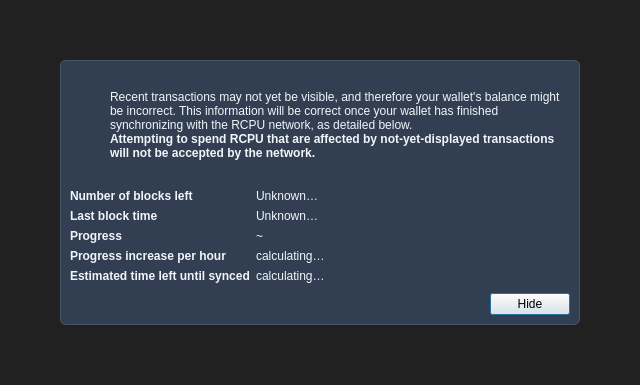
Before: the Qt Designer form src/qt/forms/modaloverlay.ui in btcrcpu-max/rcpu, drawn with Qt 5.
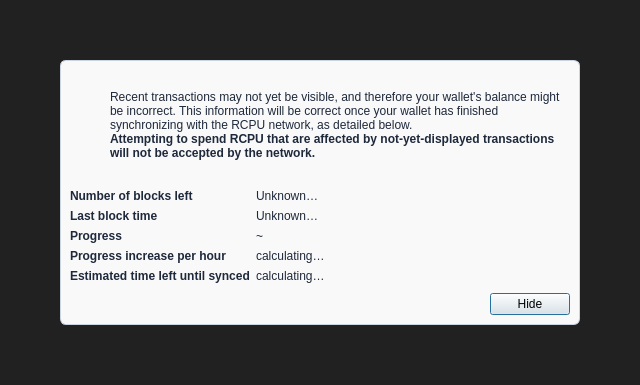
After: the same form once the commit is applied. Icons and pictures are not drawn.

Diff of the .ui file:
```diff
--- a/src/qt/forms/modaloverlay.ui
+++ b/src/qt/forms/modaloverlay.ui
@@ -50,9 +50,9 @@
       <item>
        <widget class="QWidget" name="contentWidget" native="true">
         <property name="styleSheet">
-<string notr="true">#contentWidget { background: rgba(51,65,85,240); border: 1px solid #475569; border-radius: 6px; }
+<string notr="true">#contentWidget { background: rgba(255,255,255,248); border: 1px solid #cbd5e1; border-radius: 6px; }
 
-QLabel { color: #f1f5f9;  }</string>
+QLabel { color: #1e293b;  }</string>
         </property>
         <layout class="QVBoxLayout" name="verticalLayoutSub" stretch="1,0,0,0">
          <property name="spacing">
```
